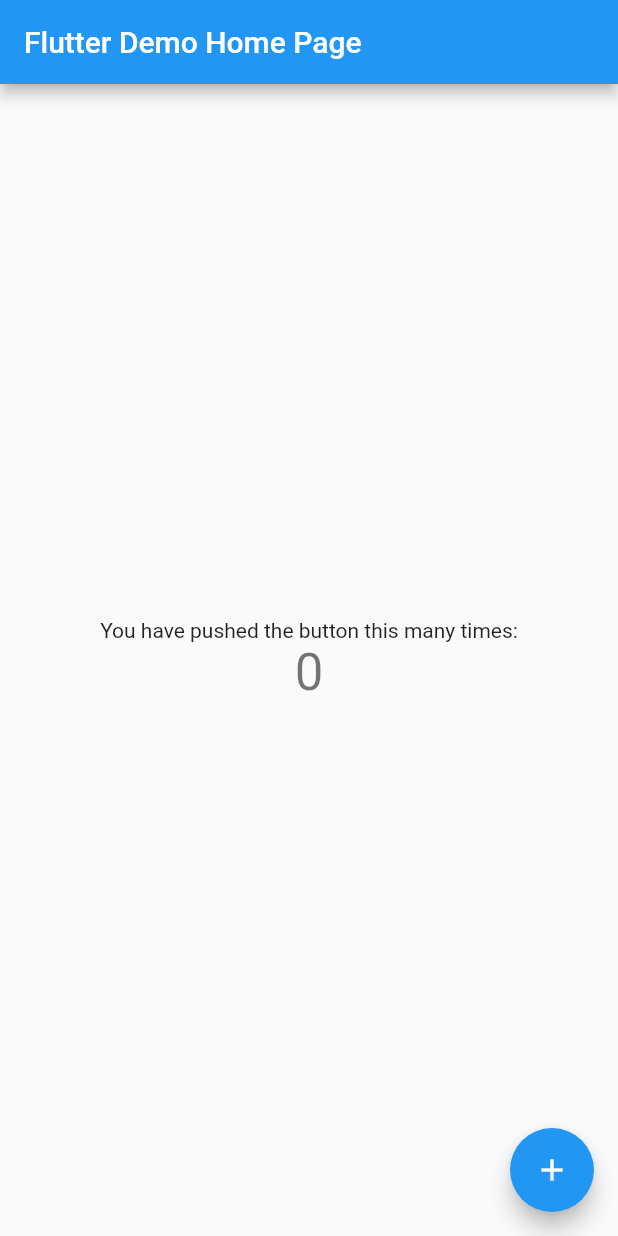
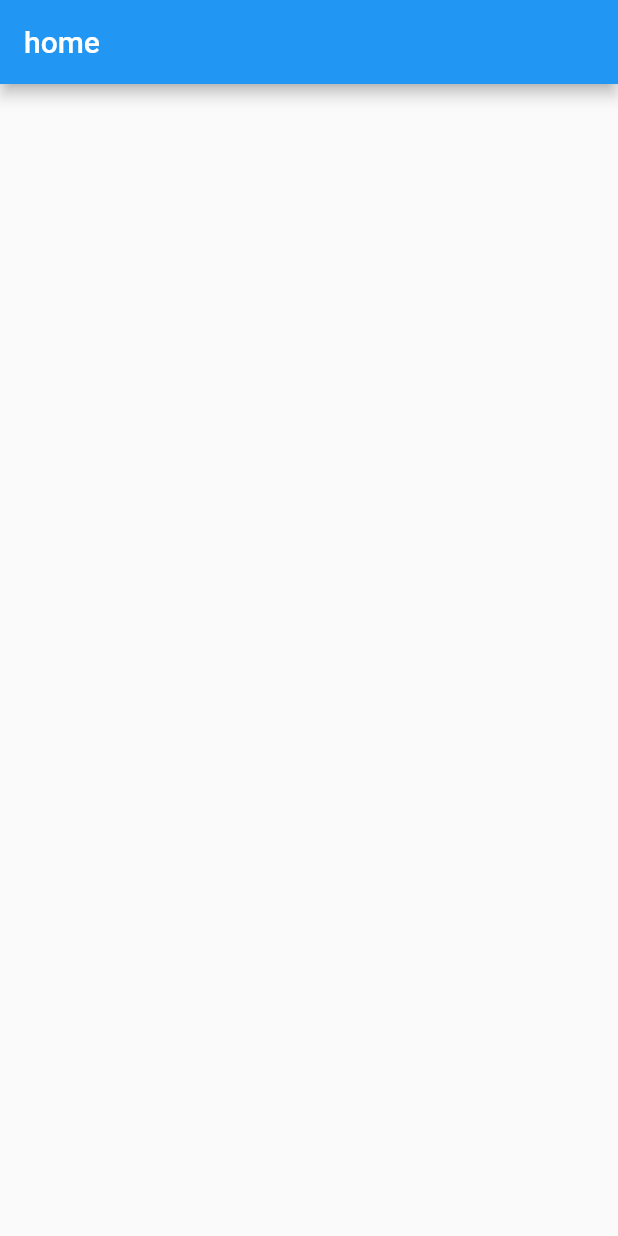
Before and after one commit to Mideny21/git_tutorial, a Flutter app: the screen it shows after launch, on a phone screen of 412 x 824 dp. Run offline on Flutter 3.47's test engine with Material 2 defaults, Android fonts, the phone set to English and light mode, and no system bars.

Commit message:
adding home page

```diff
--- /dev/null
+++ b/lib/home.dart
@@ -0,0 +1,17 @@
+import 'package:flutter/material.dart';
+
+class Home extends StatefulWidget {
+  const Home({Key? key}) : super(key: key);
+
+  @override
+  _HomeState createState() => _HomeState();
+}
+
+class _HomeState extends State<Home> {
+  @override
+  Widget build(BuildContext context) {
+    return Scaffold(
+      appBar: AppBar(title: Text("home"),),
+    );
+  }
+}
--- a/lib/main.dart
+++ b/lib/main.dart
@@ -1,4 +1,5 @@
 import 'package:flutter/material.dart';
+import 'package:flutter_tuto/home.dart';
 
 void main() {
   runApp(const MyApp());
@@ -24,7 +25,7 @@
         // is not restarted.
         primarySwatch: Colors.blue,
       ),
-      home: const MyHomePage(title: 'Flutter Demo Home Page'),
+      home: Home(),
     );
   }
 }
```
